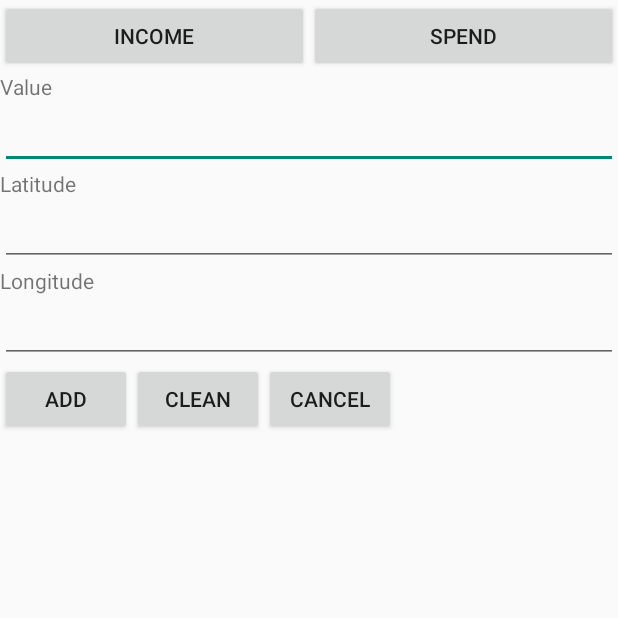
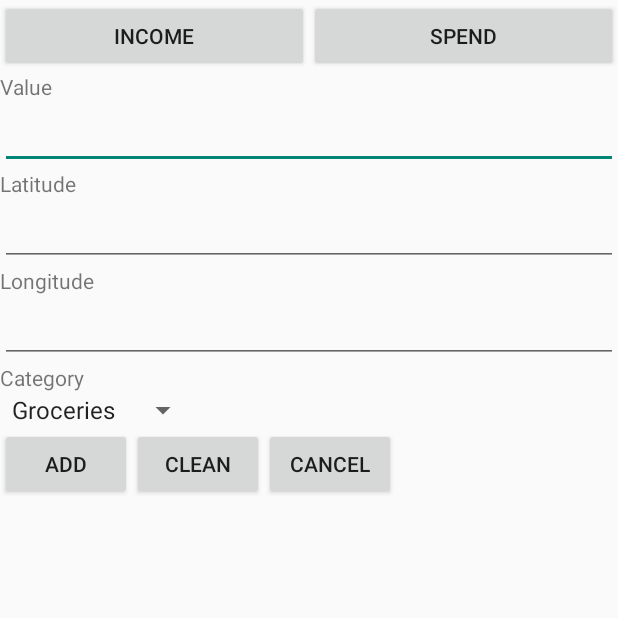
Before and after one commit to danielyoshizawa/mybudget, an Android app: the EntityAdd screen opened directly, with no data from a screen before it, on a phone screen of 412 x 824 dp, the top half of it. Run offline under Robolectric (Android 15) with nearby library versions, the phone set to English and light mode, and no system bars.

Commit message:
Adding the basic category system

```diff
--- /dev/null
+++ b/app/src/main/java/com/depaul/daniel/mybudget/Category.java
@@ -0,0 +1,24 @@
+package com.depaul.daniel.mybudget;
+
+public class Category {
+
+    private String name;
+
+    public Category(String name) {
+        this.name = name;
+    }
+
+    public void SetName(String name) {
+        this.name = name;
+    }
+
+    public String GetName() {
+        return name;
+    }
+
+    @Override
+    public String toString()
+    {
+        return name;
+    }
+}
--- a/app/src/main/java/com/depaul/daniel/mybudget/EntityAdd.java
+++ b/app/src/main/java/com/depaul/daniel/mybudget/EntityAdd.java
@@ -5,9 +5,13 @@ import android.os.Bundle;
 import android.support.v4.content.ContextCompat;
 import android.text.InputFilter;
 import android.view.View;
+import android.widget.ArrayAdapter;
 import android.widget.Button;
 import android.widget.EditText;
 import android.widget.LinearLayout;
+import android.widget.Spinner;
+
+import java.util.ArrayList;
 
 // TODO : Extract Listeners
 public class EntityAdd extends Activity {
@@ -24,6 +28,9 @@ public class EntityAdd extends Activity {
 
     private EditText latitudeText;
     private EditText longitudeText;
+    private Spinner categorySpinner;
+
+    private ArrayList<Category> categoryList;
 
     @Override
     protected void onCreate(Bundle savedInstanceState) {
@@ -34,11 +41,13 @@ public class EntityAdd extends Activity {
         inflate();
         configure();
         configureListeners();
+        configureCategorySpinner();
     }
 
     private void initialize() {
         isIncome = false;
         Entries = EntryManager.getInstance();
+        categoryList = new ArrayList<Category>();
     }
 
     private void inflate() {
@@ -52,6 +61,8 @@ public class EntityAdd extends Activity {
 
         latitudeText = (EditText) findViewById(R.id.entity_add_latitude);
         longitudeText = (EditText) findViewById(R.id.entity_add_longitude);
+
+        categorySpinner = (Spinner) findViewById(R.id.entity_add_category_spinner);
     }
 
     private void configure() {
@@ -106,4 +117,15 @@ public class EntityAdd extends Activity {
         latitudeText.setText("");
         longitudeText.setText("");
     }
+
+    private void configureCategorySpinner() {
+        categoryList.add(new Category("Groceries"));
+        categoryList.add(new Category("Bills"));
+        categoryList.add(new Category("Gas"));
+        categoryList.add(new Category("Savings"));
+
+        ArrayAdapter<Category> dataAdapter = new ArrayAdapter<Category>(this, android.R.layout.simple_spinner_item, categoryList);
+        dataAdapter.setDropDownViewResource(android.R.layout.simple_spinner_dropdown_item);
+        categorySpinner.setAdapter(dataAdapter);
+    }
 }
--- a/app/src/main/java/com/depaul/daniel/mybudget/MapsActivity.java
+++ b/app/src/main/java/com/depaul/daniel/mybudget/MapsActivity.java
@@ -10,7 +10,7 @@ import com.google.android.gms.maps.SupportMapFragment;
 import com.google.android.gms.maps.model.LatLng;
 import com.google.android.gms.maps.model.MarkerOptions;
 
-public class MapsActivity extends FragmentActivity implements OnMapReadyCallback {
+public class MapsActivity extends FragmentActivity implements OnMapReadyCallback { // TODO remove implements
 
     private GoogleMap mMap; // Might be null if Google Play services APK is not available.
     private EntryManager manager;
@@ -63,7 +63,7 @@ public class MapsActivity extends FragmentActivity implements OnMapReadyCallback
      * <p/>
      * This should only be called once and when we are sure that {@link #mMap} is not null.
      */
-    private void setUpMap() {
+    private void setUpMap() { // TODO refactor
 
         if (manager.Size() == 0) {
             mMap.addMarker(new MarkerOptions().position(new LatLng(0, 0)).title("Marker"));
--- a/app/src/main/res/layout/activity_entry_add.xml
+++ b/app/src/main/res/layout/activity_entry_add.xml
@@ -60,6 +60,17 @@
             android:layout_height="wrap_content"
             android:inputType="numberDecimal" />
 
+        <TextView
+            android:layout_width="wrap_content"
+            android:layout_height="wrap_content"
+            android:text="Category"/>
+
+        <Spinner
+            android:id="@+id/entity_add_category_spinner"
+            android:layout_width="wrap_content"
+            android:layout_height="wrap_content">
+        </Spinner>
+
         <LinearLayout
             android:layout_width="fill_parent"
             android:layout_height="wrap_content">
```
